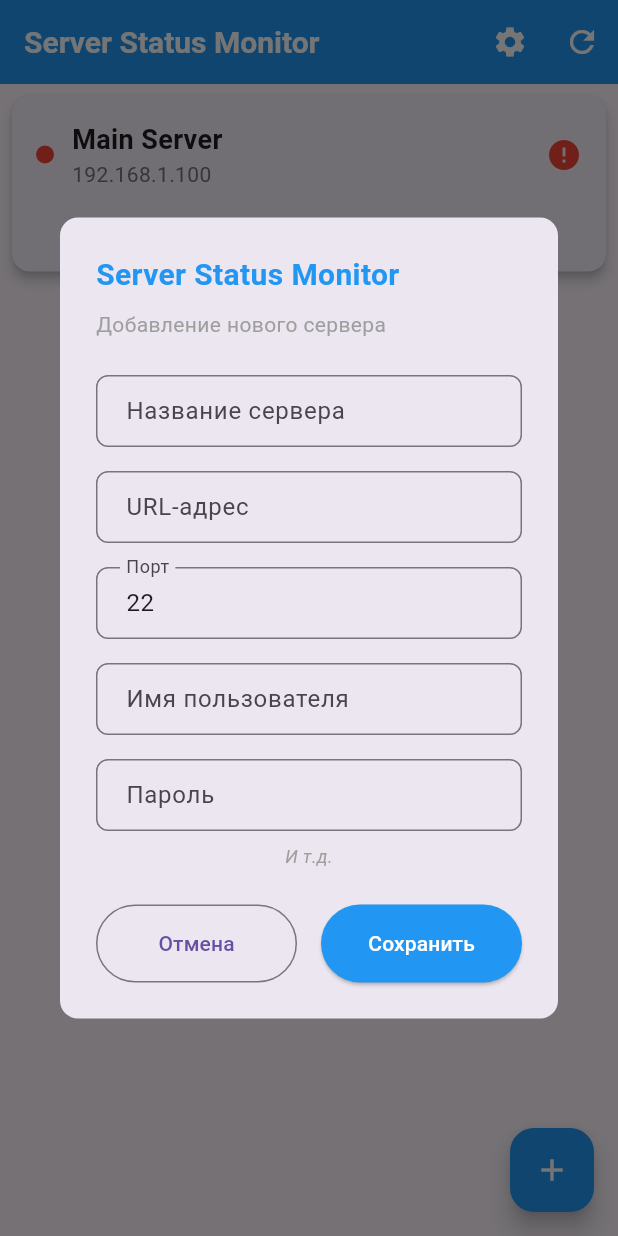
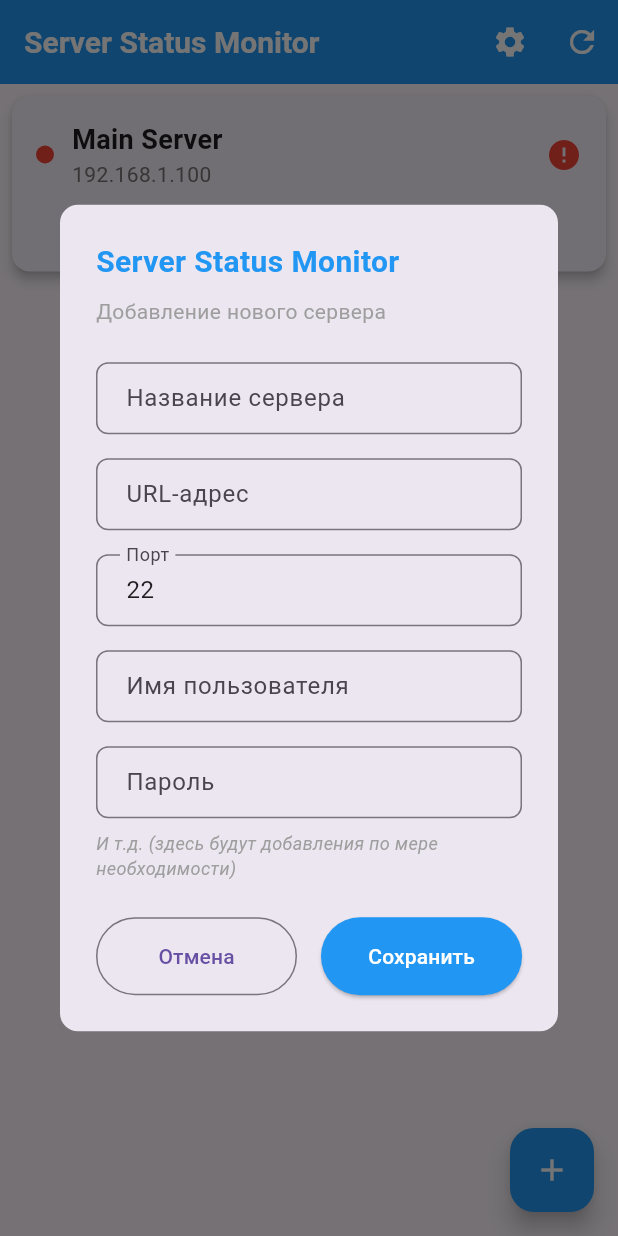
Before and after one commit to MobileFlutterProj/server_status_monitor, a Flutter app: the screen it shows after launch, after a tap on the "add" icon, on a phone screen of 412 x 824 dp. Run offline on Flutter 3.47's test engine with Material 3 defaults, Android fonts, the phone set to English and light mode, and no system bars; our stand-ins replace shared_preferences; missing offline and left inert: ssh2.

Commit message:
Minor change

```diff
--- a/lib/screens/home_screen.dart
+++ b/lib/screens/home_screen.dart
@@ -1,9 +1,9 @@
-import 'dart:async'; // Добавляем для Timer
+import 'dart:async';
 import 'package:flutter/material.dart';
 import '../services/server_monitor_service.dart';
 import '../services/settings_service.dart';
 import '../models/app_settings.dart';
-import '../models/server_stats.dart'; // Добавляем импорт
+import '../models/server_stats.dart';
 import '../widgets/stats_card.dart';
 import '../widgets/add_server_dialog.dart';
 import 'settings_screen.dart';
--- a/lib/widgets/add_server_dialog.dart
+++ b/lib/widgets/add_server_dialog.dart
@@ -131,7 +131,7 @@ class _AddServerDialogState extends State<AddServerDialog> {
                     ),
                     const SizedBox(height: 8),
                     Text(
-                      'И т.д.',
+                      'И т.д. (здесь будут добавления по мере необходимости)',
                       style: TextStyle(
                         fontSize: 12,
                         color: Colors.grey[500],
--- a/lib/widgets/stats_card.dart
+++ b/lib/widgets/stats_card.dart
@@ -1,6 +1,6 @@
 import 'package:flutter/material.dart';
 import '../models/server_stats.dart';
-import 'circular_progress.dart'; // Убедитесь, что переименовали файл
+import 'circular_progress.dart';
 
 class StatsCard extends StatelessWidget {
   final ServerStats stats;
@@ -95,17 +95,17 @@ class StatsCard extends StatelessWidget {
                 Row(
                   mainAxisAlignment: MainAxisAlignment.spaceAround,
                   children: [
-                    CircularProgressWidget( // Изменили название
+                    CircularProgressWidget(
                       value: stats.cpuUsage,
                       label: 'CPU',
                       color: _getColorForValue(stats.cpuUsage, 'cpu'),
                     ),
-                    CircularProgressWidget( // Изменили название
+                    CircularProgressWidget(
                       value: stats.memoryUsage,
                       label: 'RAM',
                       color: _getColorForValue(stats.memoryUsage, 'memory'),
                     ),
-                    CircularProgressWidget( // Изменили название
+                    CircularProgressWidget(
                       value: stats.diskUsage,
                       label: 'Disk',
                       color: _getColorForValue(stats.diskUsage, 'disk'),
```
